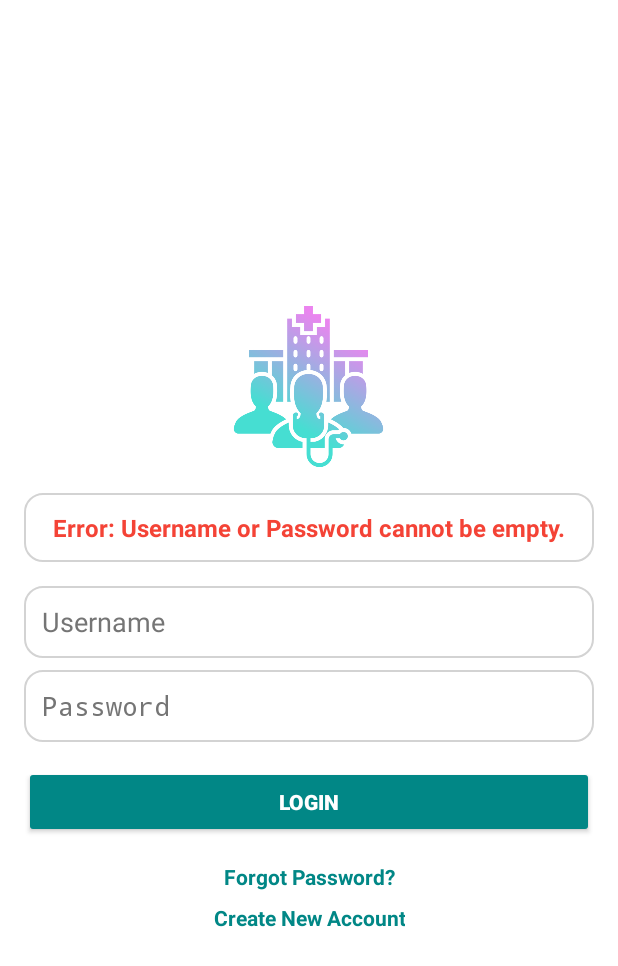
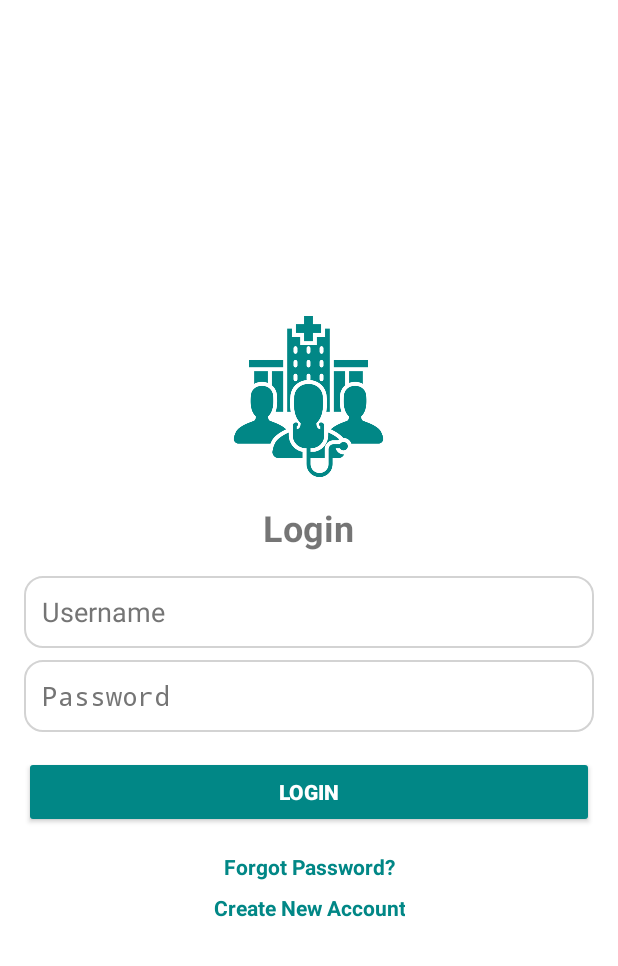
Before and after one commit to iamsadiashakil/StaffApp, an Android app: the screen it shows after launch (LoginActivity), after a tap on "LOGIN", on a phone screen of 412 x 824 dp. Shown: the top 966 px of the screen. Run offline under Robolectric (Android 15) with nearby library versions, the phone set to English and light mode, and no system bars.

Commit message:
Modified staff app ui

```diff
--- a/app/src/main/AndroidManifest.xml
+++ b/app/src/main/AndroidManifest.xml
@@ -5,9 +5,9 @@
         android:allowBackup="true"
         android:dataExtractionRules="@xml/data_extraction_rules"
         android:fullBackupContent="@xml/backup_rules"
-        android:icon="@drawable/staff_icon"
+        android:icon="@drawable/staff_res"
         android:label="@string/app_name"
-        android:roundIcon="@drawable/staff_icon"
+        android:roundIcon="@drawable/staff_res"
         android:supportsRtl="true"
         android:theme="@style/Theme.StaffApp"
         tools:targetApi="31">
--- a/app/src/main/java/com/myhealthteam/staffapp/activities/ForgotPasswordActivity.java
+++ b/app/src/main/java/com/myhealthteam/staffapp/activities/ForgotPasswordActivity.java
@@ -27,6 +27,7 @@ public class ForgotPasswordActivity extends Activity {
                 Toast.makeText(this, "Password reset link sent to " + email, Toast.LENGTH_SHORT).show();
             } else {
                 Toast.makeText(this, "Please enter your email address", Toast.LENGTH_SHORT).show();
+                return;
             }
             // Navigate to LoginActivity
             Intent intent = new Intent(ForgotPasswordActivity.this, LoginActivity.class);
--- a/app/src/main/java/com/myhealthteam/staffapp/activities/LoginActivity.java
+++ b/app/src/main/java/com/myhealthteam/staffapp/activities/LoginActivity.java
@@ -3,19 +3,16 @@ package com.myhealthteam.staffapp.activities;
 import android.app.Activity;
 import android.content.Intent;
 import android.os.Bundle;
-import android.view.View;
 import android.widget.Button;
 import android.widget.EditText;
 import android.widget.TextView;
 import android.widget.Toast;
 
-import androidx.core.content.ContextCompat;
-
 import com.myhealthteam.staffapp.R;
 
 public class LoginActivity extends Activity {
 
-    private TextView logTextView, forgotPassword, createAccount;
+    private TextView forgotPassword, createAccount;
     private EditText usernameEditText, passwordEditText;
     private Button loginButton;
 
@@ -25,7 +22,6 @@ public class LoginActivity extends Activity {
         setContentView(R.layout.activity_login);
 
         // Initialize views
-        logTextView = findViewById(R.id.logTextView);
         usernameEditText = findViewById(R.id.username);
         passwordEditText = findViewById(R.id.password);
         loginButton = findViewById(R.id.login_button);
@@ -33,19 +29,14 @@ public class LoginActivity extends Activity {
         createAccount = findViewById(R.id.create_account);
 
         // Set up login button click listener
-        loginButton.setOnClickListener(new View.OnClickListener() {
-            @Override
-            public void onClick(View v) {
+        loginButton.setOnClickListener(v -> {
             String username = usernameEditText.getText().toString().trim();
             String password = passwordEditText.getText().toString().trim();
 
             // Validate input
             if (username.isEmpty() || password.isEmpty()) {
-                    logTextView.setText("Error: Username or Password cannot be empty.");
-                    logTextView.setTextColor(ContextCompat.getColor(logTextView.getContext(), R.color.red));
+                Toast.makeText(LoginActivity.this, "Error: Username or Password cannot be empty.", Toast.LENGTH_SHORT).show();
             } else if (username.equals("admin") && password.equals("password")) { // Dummy credentials
-                    logTextView.setText("Login Successful!");
-                    logTextView.setTextColor(ContextCompat.getColor(logTextView.getContext(), R.color.green));
                 Toast.makeText(LoginActivity.this, "Welcome " + username, Toast.LENGTH_SHORT).show();
 
                 // Navigate to DoctorDashboardActivity
@@ -55,8 +46,7 @@ public class LoginActivity extends Activity {
                 startActivity(intent);
                 finish(); // Close LoginActivity
             } else {
-                    logTextView.setText("Error: Invalid Username or Password.");
-                }
+                Toast.makeText(LoginActivity.this, "Error: Invalid Username or Password.", Toast.LENGTH_SHORT).show();
             }
         });
 
--- /dev/null
+++ b/app/src/main/res/drawable/staff_res.xml
@@ -0,0 +1,5 @@
+<?xml version="1.0" encoding="utf-8"?>
+<bitmap xmlns:android="http://schemas.android.com/apk/res/android"
+    android:src="@drawable/staff_icon"
+    android:tint="@color/primary"
+    android:tintMode="src_in" />
--- a/app/src/main/res/layout/activity_create_account.xml
+++ b/app/src/main/res/layout/activity_create_account.xml
@@ -11,7 +11,7 @@
         android:id="@+id/app_logo"
         android:layout_width="110dp"
         android:layout_height="110dp"
-        android:src="@drawable/staff_icon"
+        android:src="@drawable/staff_res"
         android:contentDescription="App Logo"
         android:layout_marginBottom="16dp" />
 
--- a/app/src/main/res/layout/activity_forgot_password.xml
+++ b/app/src/main/res/layout/activity_forgot_password.xml
@@ -15,7 +15,7 @@
         android:layout_height="110dp"
         android:layout_marginBottom="16dp"
         android:contentDescription="App Logo"
-        android:src="@drawable/staff_icon" />
+        android:src="@drawable/staff_res" />
 
     <TextView
         android:id="@+id/forgot_password_title"
--- a/app/src/main/res/layout/activity_login.xml
+++ b/app/src/main/res/layout/activity_login.xml
@@ -13,20 +13,17 @@
         android:layout_height="110dp"
         android:layout_marginBottom="16dp"
         android:contentDescription="App Logo"
-        android:src="@drawable/staff_icon" />
+        android:src="@drawable/staff_res" />
 
     <!-- Log TextView -->
     <TextView
         android:id="@+id/logTextView"
-        android:layout_width="match_parent"
+        android:layout_width="wrap_content"
         android:layout_height="wrap_content"
         android:layout_marginBottom="16dp"
-        android:background="@drawable/textview_background"
         android:gravity="center"
-        android:padding="12dp"
-        android:text="Please enter your credentials."
-        android:textColor="@color/black"
-        android:textSize="16sp"
+        android:text="Login"
+        android:textSize="24sp"
         android:textStyle="bold" />
 
     <!-- Username Input -->
```
Lines whose indentation alone changed are shown as unchanged.
